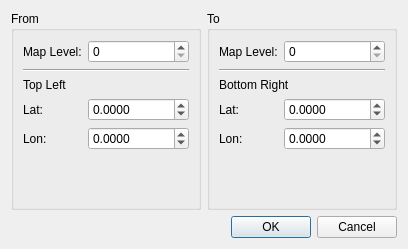
Qt form resources/OSMDownloadAreaDialog.ui (MichalVlasak/OSMViewer) before a commit.
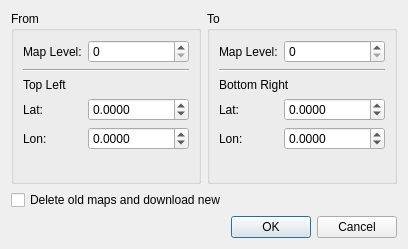
The same form after that commit.

The edit to the form file:
```diff
--- a/resources/OSMDownloadAreaDialog.ui
+++ b/resources/OSMDownloadAreaDialog.ui
@@ -196,6 +196,13 @@
      </item>
     </layout>
    </item>
+   <item>
+    <widget class="QCheckBox" name="deleteOld">
+     <property name="text">
+      <string>Delete old maps and download new</string>
+     </property>
+    </widget>
+   </item>
    <item>
     <widget class="QDialogButtonBox" name="buttonBox">
      <property name="orientation">
```
